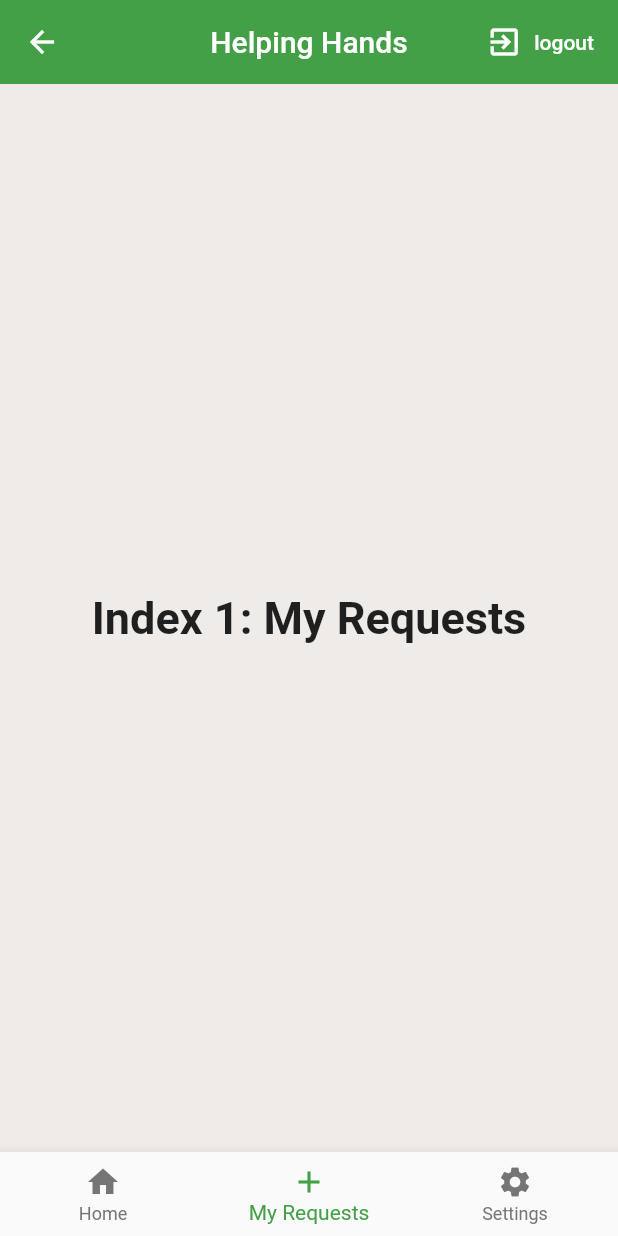
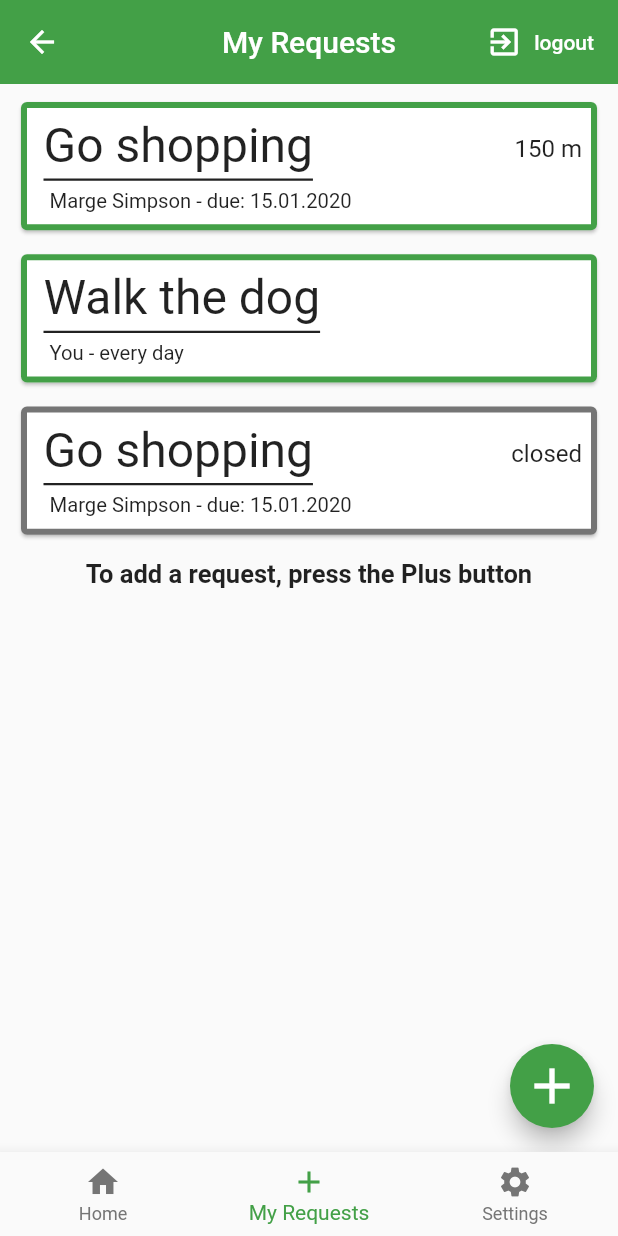
Before and after one commit to HelpingHandsProject/Application, a Flutter app: the Home screen opened directly, item 2 of the bottom bar chosen, after a tap on "logout", on a phone screen of 412 x 824 dp. Run offline on Flutter 3.47's test engine with Material 2 defaults, Android fonts, the phone set to English and light mode, and no system bars; our stand-ins replace cloud_firestore, firebase_auth, flutter_spinkit, google_sign_in, image_picker; missing offline and left inert: flutter_auth_buttons; accounts and stored records are empty.

Commit message:
Compound Commit -> new screens, refactors, visual changes only

```diff
--- a/lib/Constants/colors.dart
+++ b/lib/Constants/colors.dart
@@ -8,6 +8,7 @@ final Color errorColor = Colors.red;
 
 // Text colors
 final Color darkTextColor = Colors.black54;
+final Color blackTextColor = Colors.black87;
 final Color lightTextColor = Colors.white;
 
 // Symbol Colors
--- /dev/null
+++ b/lib/Elements/baseRequestContent.dart
@@ -0,0 +1,63 @@
+import 'package:flutter/cupertino.dart';
+import 'package:helping_hands/Constants/colors.dart';
+
+class BaseRequestContent extends StatelessWidget {
+  BaseRequestContent(
+      {@required this.title,
+      @required this.distance,
+      @required this.namePersonRequesting,
+      @required this.dueDate});
+
+  final String title;
+  final String distance;
+  final String namePersonRequesting;
+  final String dueDate;
+
+  @override
+  Widget build(BuildContext context) {
+    return Wrap(children: <Widget>[
+      Padding(
+        padding: const EdgeInsets.fromLTRB(0, 0, 0, 5),
+        child: Row(
+          mainAxisAlignment: MainAxisAlignment.spaceBetween,
+          children: <Widget>[
+            Container(
+              padding: EdgeInsets.only(
+                bottom: 3, // space between underline and text
+              ),
+              decoration: BoxDecoration(
+                  border: Border(
+                      bottom: BorderSide(
+                color: blackTextColor, // Text colour here
+                width: 1.5, // Underline width
+              ))),
+              child: Text(
+                title,
+                style: TextStyle(
+                  color: blackTextColor,
+                  fontSize: 32.0,
+                ),
+              ),
+            ),
+            Padding(
+              padding: const EdgeInsets.fromLTRB(0, 0, 10, 0),
+              child: Text(distance,
+                  style: TextStyle(
+                    color: blackTextColor,
+                    fontSize: 16.0,
+                  )),
+            ),
+          ],
+        ),
+      ),
+      Padding(
+        padding: const EdgeInsets.fromLTRB(4, 0, 5, 4),
+        child: Text(namePersonRequesting + " - " + dueDate,
+            style: TextStyle(
+              color: blackTextColor,
+              fontSize: 13.5,
+            )),
+      )
+    ]);
+  }
+}
--- /dev/null
+++ b/lib/Elements/feedRequestCard.dart
@@ -0,0 +1,64 @@
+import 'package:flutter/cupertino.dart';
+import 'package:flutter/material.dart';
+import 'package:helping_hands/Constants/colors.dart';
+
+import 'baseRequestContent.dart';
+
+class FeedRequestCard extends StatefulWidget {
+  FeedRequestCard(
+      {@required this.title,
+      @required this.distance,
+      @required this.namePersonRequesting,
+      @required this.message,
+      @required this.dueDate});
+
+  final String title;
+  final String distance;
+  final String namePersonRequesting;
+  final String dueDate;
+  final String message;
+
+  @override
+  _FeedRequestCardState createState() => _FeedRequestCardState();
+}
+
+class _FeedRequestCardState extends State<FeedRequestCard> {
+  @override
+  Widget build(BuildContext context) {
+    return Padding(
+      padding:
+          const EdgeInsets.only(top: 4.0, bottom: 0.0, left: 10.0, right: 10.0),
+      child: Card(
+        shape: RoundedRectangleBorder(
+            side: new BorderSide(color: unselectedItemColor, width: 2.0),
+            borderRadius: BorderRadius.circular(4.0)),
+        child: Column(
+          crossAxisAlignment: CrossAxisAlignment.start,
+          children: <Widget>[
+            new Padding(
+              padding: const EdgeInsets.fromLTRB(15, 10.0, 0, 8.0),
+              child: Column(
+                  crossAxisAlignment: CrossAxisAlignment.start,
+                  children: [
+                    BaseRequestContent(
+                        title: widget.title,
+                        distance: widget.distance,
+                        namePersonRequesting: widget.namePersonRequesting,
+                        dueDate: widget.dueDate),
+                    Container(
+                      padding: const EdgeInsets.fromLTRB(0, 0, 4, 0),
+                      constraints: BoxConstraints(maxHeight: 128),
+                      child: Text(widget.message,
+                          style: TextStyle(
+                            color: blackTextColor,
+                            fontSize: 18.0,
+                          )),
+                    ),
+                  ]),
+            ),
+          ],
+        ),
+      ),
+    );
+  }
+}
--- a/lib/Elements/logoutAppBar.dart
+++ b/lib/Elements/logoutAppBar.dart
@@ -1,19 +1,21 @@
 import 'package:flutter/material.dart';
+import 'package:helping_hands/Constants/icons.dart';
 import 'package:helping_hands/Elements/baseAppBar.dart';
 import 'package:helping_hands/services/auth.dart';
 
-class LogoutAppBar extends BaseAppBar{
+class LogoutAppBar extends BaseAppBar {
+  LogoutAppBar({
+    Key key,
+    @required titleText,
+  }) : super(
+          key: key,
+          titleText: titleText,
+          icon: logoutIcon,
+          buttonText: 'logout',
+          onPressedFunction: signOutWrapper,
+        );
 
-  LogoutAppBar({Key key,
-    @required titleText,}): super(
-    key: key,
-    titleText: titleText,
-      icon: Icons.exit_to_app,
-      buttonText: 'logout',
-    onPressedFunction: signOutWrapper,
-  );
-
-  static void signOutWrapper(){
+  static void signOutWrapper() {
     final AuthService _auth = AuthService();
     _auth.signOut();
   }
--- /dev/null
+++ b/lib/Elements/myRequestCard.dart
@@ -0,0 +1,59 @@
+import 'package:flutter/cupertino.dart';
+import 'package:flutter/material.dart';
+import 'package:helping_hands/Constants/colors.dart';
+
+import 'baseRequestContent.dart';
+
+class MyRequestCard extends StatefulWidget {
+  MyRequestCard(
+      {@required this.title,
+      @required this.distance,
+      @required this.namePersonRequesting,
+      @required this.isFinished,
+      this.dueDate});
+
+  final String title;
+  final String distance;
+  final String namePersonRequesting;
+  final String dueDate;
+  final bool isFinished;
+
+  @override
+  _FeedRequestCardState createState() => _FeedRequestCardState();
+}
+
+class _FeedRequestCardState extends State<MyRequestCard> {
+  @override
+  Widget build(BuildContext context) {
+    return Padding(
+      padding:
+          const EdgeInsets.only(top: 8.0, bottom: 0.0, left: 10.0, right: 10.0),
+      child: Card(
+        shape: widget.isFinished
+            ? new RoundedRectangleBorder(
+                side: new BorderSide(color: darkTextColor, width: 4.0),
+                borderRadius: BorderRadius.circular(4.0))
+            : new RoundedRectangleBorder(
+                side: new BorderSide(color: primaryColor, width: 4.0),
+                borderRadius: BorderRadius.circular(4.0)),
+        child: Column(
+          crossAxisAlignment: CrossAxisAlignment.start,
+          children: <Widget>[
+            new Padding(
+              padding: const EdgeInsets.fromLTRB(15, 10.0, 0, 8.0),
+              child: Column(
+                  crossAxisAlignment: CrossAxisAlignment.start,
+                  children: <Widget>[
+                    BaseRequestContent(
+                        title: widget.title,
+                        distance: widget.distance,
+                        namePersonRequesting: widget.namePersonRequesting,
+                        dueDate: widget.dueDate),
+                  ]),
+            ),
+          ],
+        ),
+      ),
+    );
+  }
+}
--- /dev/null
+++ b/lib/screens/home/feed.dart
@@ -0,0 +1,60 @@
+import 'package:flutter/cupertino.dart';
+import 'package:flutter/material.dart';
+import 'package:helping_hands/Elements/feedRequestCard.dart';
+import 'package:helping_hands/Elements/logoutAppBar.dart';
+
+class Feed extends StatefulWidget {
+  @override
+  _FeedState createState() => _FeedState();
+}
+
+class _FeedState extends State<Feed> {
+  @override
+  Widget build(BuildContext context) {
+    return Scaffold(
+      appBar: LogoutAppBar(titleText: 'In your area'),
+      body: SingleChildScrollView(
+        child: Column(
+          children: <Widget>[
+            //These Cards need to be generated at runtime
+            FeedRequestCard(
+                title: "Go shopping",
+                distance: "150 m",
+                namePersonRequesting: "Marge Simpson",
+                message:
+                    "Hey all ;)\nI could need some help with my dog pushel. It would be great if someone could take her for a short walk. I cannot leave the house because I am in quarantine and this is some other blindtext",
+                dueDate: "due: 15.01.2020"),
+            FeedRequestCard(
+                title: "Walk the dog",
+                distance: "200 m",
+                namePersonRequesting: "Grandpa Simpson",
+                message:
+                    "Hey all ;)\n\nI could need some help with my dog pushel. It would be great if someone could take her for a short walk. I cannot leave the house because I am in quarantine and this is some other blindtext",
+                dueDate: "due: 15.01.2020"),
+            FeedRequestCard(
+                title: "Exchange a lightbulb",
+                distance: "200 m",
+                namePersonRequesting: "Bart Simpson",
+                message:
+                    "Hey all ;)\n\nI could need some help with my dog pushel. It would be great if someone could take her for a short walk. I cannot leave the house because I am in quarantine and this is some other blindtext",
+                dueDate: "due: 15.01.2020"),
+            FeedRequestCard(
+                title: "Give a ride",
+                distance: "350 m",
+                namePersonRequesting: "Lisa Simpson",
+                message:
+                    "Hey all ;)\n\nI could need some help with my dog pushel. It would be great if someone could take her for a short walk. I cannot leave the house because I am in quarantine and this is some other blindtext",
+                dueDate: "due: 15.01.2020"),
+            FeedRequestCard(
+                title: "Teach Java",
+                distance: "2.2 km",
+                namePersonRequesting: "Maggie Simpson",
+                message:
+                    "Hey all ;)\n\nI could need some help with my dog pushel. It would be great if someone could take her for a short walk. I cannot leave the house because I am in quarantine and this is some other blindtext",
+                dueDate: "due: 15.01.2020"),
+          ],
+        ),
+      ),
+    );
+  }
+}
--- a/lib/screens/home/home.dart
+++ b/lib/screens/home/home.dart
@@ -2,6 +2,10 @@ import 'package:helping_hands/Constants/colors.dart';
 import 'package:helping_hands/Constants/icons.dart';
 import 'package:helping_hands/Elements/logoutAppBar.dart';
 import 'package:flutter/material.dart';
+import 'package:helping_hands/screens/home/myRequests.dart';
+import 'package:helping_hands/screens/home/profileSettings.dart';
+
+import 'feed.dart';
 
 class Home extends StatefulWidget {
   @override
@@ -10,22 +14,10 @@ class Home extends StatefulWidget {
 
 class _HomeState extends State<Home> {
   int _selectedIndex = 0;
-
-  static const TextStyle optionStyle =
-      TextStyle(fontSize: 30, fontWeight: FontWeight.bold);
-  static const List<Widget> _widgetOptions = <Widget>[
-    Text(
-      'Index 0: Home - Feed',
-      style: optionStyle,
-    ),
-    Text(
-      'Index 1: My Requests',
-      style: optionStyle,
-    ),
-    Text(
-      'Index 2: Settings',
-      style: optionStyle,
-    ),
+  List<Widget> _widgetOptions = <Widget>[
+    Feed(),
+    MyRequests(),
+    ProfileSettings()
   ];
 
   void _onItemTapped(int index) {
@@ -39,7 +31,6 @@ class _HomeState extends State<Home> {
     return Container(
       child: Scaffold(
         backgroundColor: backgroundColor,
-        appBar: LogoutAppBar(titleText: 'Helping Hands'),
         body: Center(
           child: _widgetOptions.elementAt(_selectedIndex),
         ),
--- /dev/null
+++ b/lib/screens/home/myRequests.dart
@@ -0,0 +1,61 @@
+import 'package:flutter/cupertino.dart';
+import 'package:flutter/material.dart';
+import 'package:helping_hands/Constants/colors.dart';
+import 'package:helping_hands/Constants/icons.dart';
+import 'package:helping_hands/screens/home/addRequest.dart';
+import '../../Elements/logoutAppBar.dart';
+import '../../Elements/myRequestCard.dart';
+
+class MyRequests extends StatefulWidget {
+  @override
+  _MyRequestsState createState() => _MyRequestsState();
+}
+
+class _MyRequestsState extends State<MyRequests> {
+  @override
+  Widget build(BuildContext context) {
+    return Scaffold(
+      appBar: LogoutAppBar(titleText: 'My Requests'),
+      floatingActionButton: FloatingActionButton(
+        backgroundColor: primaryColor,
+        child: Icon(addRequestIcon, size: 40),
+        onPressed: () {
+          Navigator.push(
+              context, MaterialPageRoute(builder: (context) => AddRequest()));
+        },
+      ),
+      body: SingleChildScrollView(
+        child: Column(children: <Widget>[
+          //These Cards need to be generated at runtime
+          MyRequestCard(
+              title: "Go shopping",
+              distance: "150 m",
+              namePersonRequesting: "Marge Simpson",
+              isFinished: false,
+              dueDate: "due: 15.01.2020"),
+          MyRequestCard(
+              title: "Walk the dog",
+              distance: "",
+              namePersonRequesting: "You",
+              isFinished: false,
+              dueDate: "every day"),
+          MyRequestCard(
+              title: "Go shopping",
+              distance: "closed",
+              namePersonRequesting: "Marge Simpson",
+              isFinished: true,
+              dueDate: "due: 15.01.2020"),
+          Padding(
+            padding: const EdgeInsets.all(12.0),
+            child: Center(
+              child: Text(
+                'To add a request, press the Plus button',
+                style: TextStyle(fontSize: 17, fontWeight: FontWeight.bold),
+              ),
+            ),
+          ),
+        ]),
+      ),
+    );
+  }
+}
--- a/lib/screens/wrapper.dart
+++ b/lib/screens/wrapper.dart
@@ -18,7 +18,7 @@ class Wrapper extends StatelessWidget {
       return Authenticate();
     } else {
       if(firebaseUser.isEmailVerified){
-        if(false) {
+        if(true) {
           return Home();
         } else{
           return CreateProfile();
```
Also changed, not shown: lib/Elements/formFields.dart (+96 -23 lines), lib/screens/home/addRequest.dart (added, +95 -0 lines), lib/screens/home/profileSettings.dart (added, +134 -0 lines).
